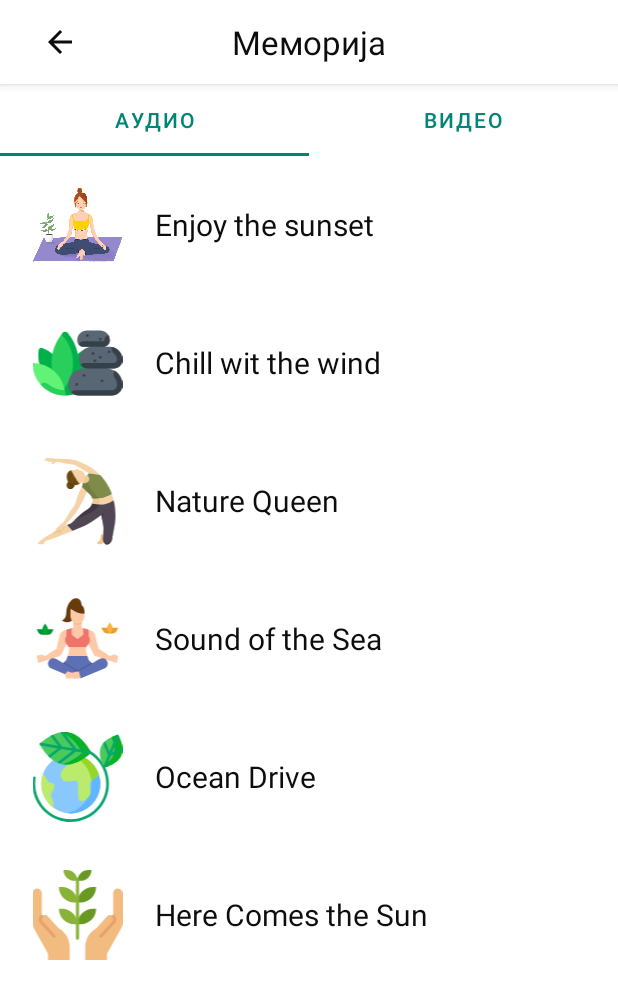
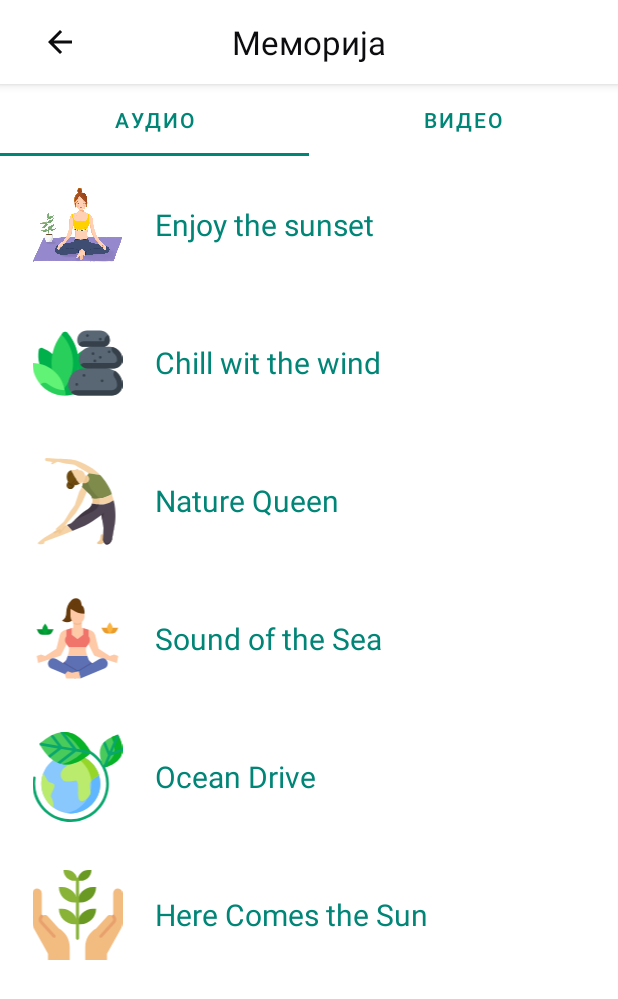
Before and after one commit to MarioMitrevski/ADHD-Memorize-0rganize-Play-Android-App, an Android app: the AudioReliefFragment screen opened directly, with no data from a screen before it, on a phone screen of 412 x 824 dp. Shown: the top 999 px of the screen. Run offline under Robolectric (Android 15) with nearby library versions, the phone set to English and light mode, and no system bars.

Commit message:
CHanged text color

```diff
--- a/app/src/main/res/layout/audio_item_layout.xml
+++ b/app/src/main/res/layout/audio_item_layout.xml
@@ -21,7 +21,7 @@
         android:layout_marginTop="16dp"
         android:layout_marginEnd="4dp"
         android:text="Име на песна"
-        android:textColor="@color/light_black"
+        android:textColor="@color/colorCardsText"
         android:textSize="@dimen/todo_item_title_txt_size"
         app:layout_constraintEnd_toEndOf="parent"
         app:layout_constraintHorizontal_bias="0.0"
```
